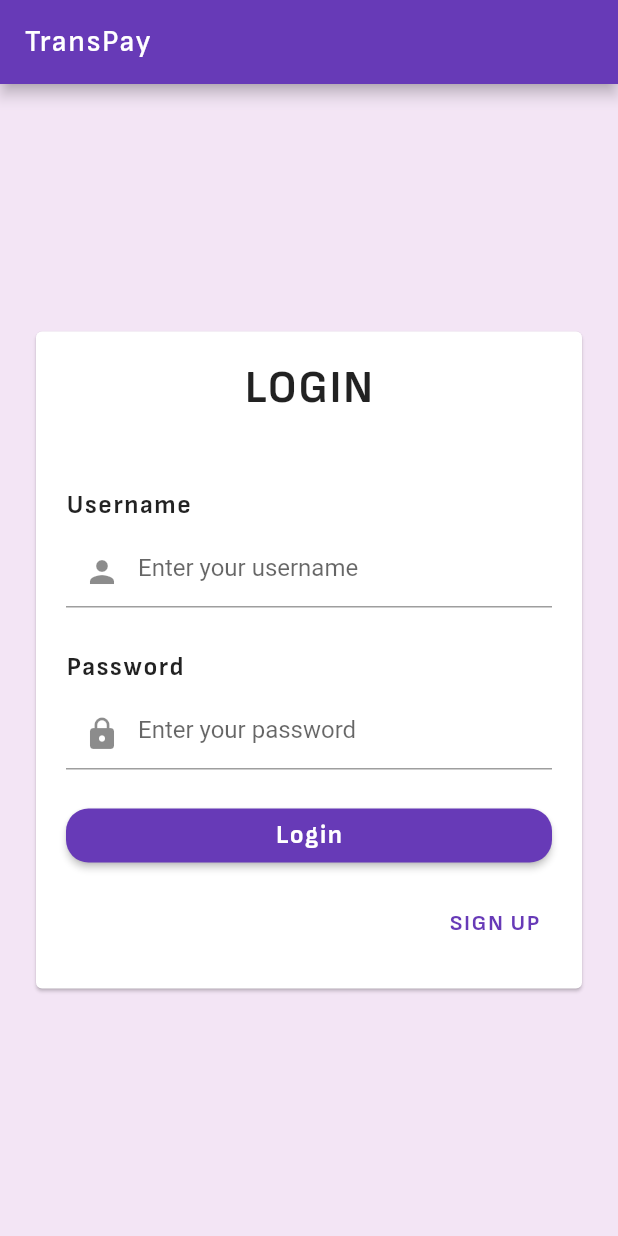
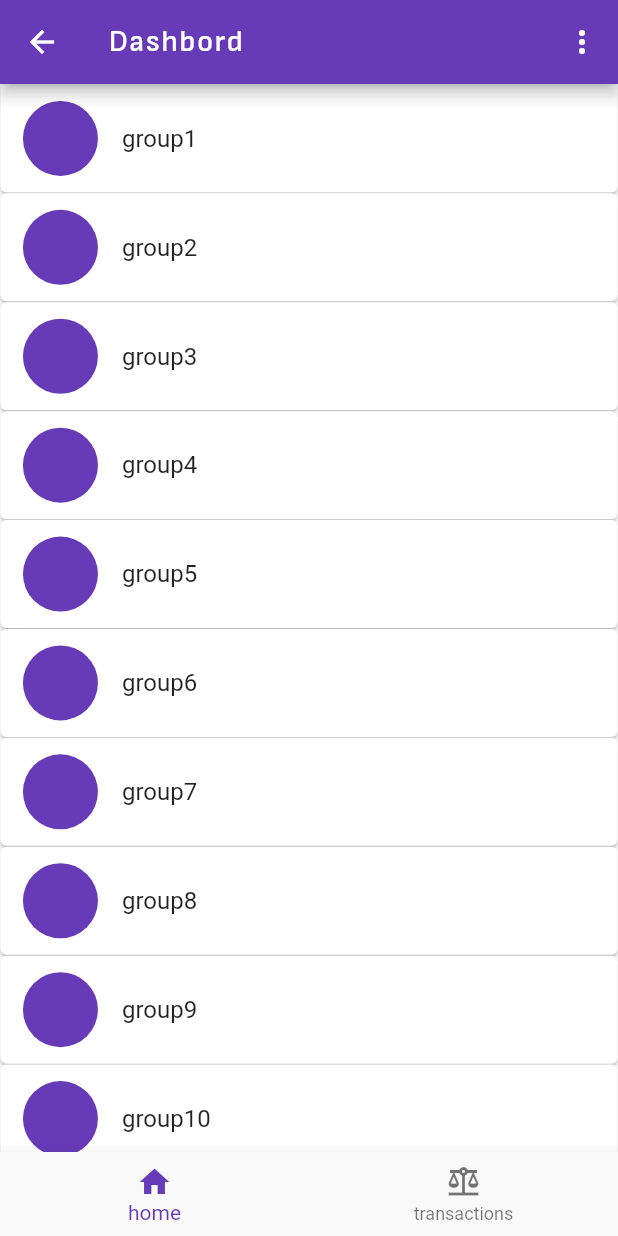
Before and after one commit to FavasCherukunnu/flutter_fund_collection_app, a Flutter app: the screen it shows after launch, on a phone screen of 412 x 824 dp. Run offline on Flutter 3.47's test engine with Material 2 defaults, Android fonts, the phone set to English and light mode, and no system bars; accounts and stored records are empty.

Commit message:
created chat page and setting page and home page

```diff
--- /dev/null
+++ b/lib/constants/appConstants.dart
@@ -0,0 +1,3 @@
+class AppConstants{
+  static const String homeTitle = 'Dashbord';
+}
--- a/lib/main.dart
+++ b/lib/main.dart
@@ -1,6 +1,11 @@
 import 'package:flutter/material.dart';
+import 'package:provider/provider.dart';
+import 'package:trans_pay/models/userDetails.dart';
 import 'package:trans_pay/screen/LoginScreen.dart';
 import 'package:trans_pay/screen/SignUpScreen.dart';
+import 'package:trans_pay/screen/chatScreen.dart';
+import 'package:trans_pay/screen/homeScreen.dart';
+import 'package:trans_pay/screen/settingsScreen.dart';
 import 'package:trans_pay/source/common.dart';
 
 void main() {
@@ -12,15 +17,22 @@ class MyApp extends StatelessWidget {
 
   @override
   Widget build(BuildContext context) {
-    return MaterialApp(
+    return Provider<UserClass>(
+      create: (context)=>UserClass(userName: 'favas', password: 'saleel'),
+      child: MaterialApp(
         theme: ThemeData(
           primarySwatch: Colors.deepPurple,
         ),
+        initialRoute: '/homeScreen',
         routes: {
           '/':(context) => LoginPage(),
           '/signUp':(context)=>SignUpPage(),
+          '/homeScreen':(context)=>HomeScreen(),
+          '/settingsScreen':(context)=>SettingsScreen(),
+          '/chatScreen':(context)=>ChatScreen(),
         },
         debugShowCheckedModeBanner: false
+      ),
     );
   }
 }
--- /dev/null
+++ b/lib/models/popUpChoices.dart
@@ -0,0 +1,8 @@
+import 'package:flutter/material.dart';
+
+class PopupChoices {
+  String title;
+  IconData icon;
+
+  PopupChoices({required this.title, required this.icon});
+}
--- /dev/null
+++ b/lib/models/userDetails.dart
@@ -0,0 +1,26 @@
+class UserClass {
+
+  String userName;
+  String password;
+  List<Chat> chat=[];
+
+  UserClass({required this.userName,required this.password});
+
+  void addToChat(Chat value){
+    chat.add(value);
+  }
+
+}
+
+
+
+class Chat{
+  String name;
+  List<Messages> message =[];
+  Chat({required this.name});
+}
+
+class Messages {
+  String messages='';
+  DateTime time = DateTime.now();
+}
--- /dev/null
+++ b/lib/screen/homeScreen.dart
@@ -0,0 +1,178 @@
+import 'package:flutter/material.dart';
+import 'package:flutter/src/widgets/container.dart';
+import 'package:flutter/src/widgets/framework.dart';
+import 'package:provider/provider.dart';
+import 'package:trans_pay/constants/appConstants.dart';
+import 'package:trans_pay/models/popUpChoices.dart';
+import 'package:trans_pay/models/userDetails.dart';
+import 'package:trans_pay/source/common.dart';
+
+class HomeScreen extends StatefulWidget {
+  HomeScreen({super.key});
+
+  @override
+  State<HomeScreen> createState() => _HomeScreenState();
+}
+
+class _HomeScreenState extends State<HomeScreen> {
+  List<PopupChoices> choices = [
+    PopupChoices(title: 'Settings', icon: Icons.settings),
+    PopupChoices(title: 'Logout', icon: Icons.logout),
+  ];
+
+  late UserClass userdata;
+  //bottom navigation index
+  int _bottomNavValue=0;
+
+
+
+
+  @override
+  Widget build(BuildContext context) {
+
+
+    userdata = Provider.of<UserClass>(context);
+    fetchUserData();
+
+    print(userdata.chat.length.toString());
+
+
+    return Scaffold(
+
+      appBar: AppBar(
+        title: transText(text: AppConstants.homeTitle),
+        actions: [
+          buildPopUpMenu()
+        ],
+      ),
+      body: SafeArea(
+        child: _buildScreen(),
+      ),
+      bottomNavigationBar: BottomNavigationBar(
+        onTap:(value){
+          _bottomNavValue = value;
+          setState(() {
+
+          });
+        },
+        currentIndex: _bottomNavValue,
+        items:const  [
+          BottomNavigationBarItem(
+            label: 'home',
+            icon: Icon(Icons.home),
+          ),
+          BottomNavigationBarItem(
+            label: 'transactions',
+            icon: Icon(Icons.balance)
+          )
+        ],
+
+      ),
+    );
+  }
+
+  PopupMenuButton<PopupChoices> buildPopUpMenu() {
+    return PopupMenuButton<PopupChoices>(
+      onSelected: (
+        (value) {
+          if(value.title == 'Settings'){
+            Navigator.pushNamed(context,'/settingsScreen' );
+          }
+          if(value.title == 'Logout'){
+            Navigator.pushReplacementNamed(context, '/');
+          }
+        }
+      ),
+      itemBuilder: (BuildContext context) {
+
+          return choices.map(
+            (choiceItem){
+              return PopupMenuItem<PopupChoices>(
+                value: choiceItem,
+                child: Row(
+                  children: [
+                    Icon(choiceItem.icon,color: primaryColor),
+                    const SizedBox(width: 10,),
+                    Text(choiceItem.title),
+
+                  ],
+                ),
+              );
+            }
+          ).toList();
+
+
+        },
+      );
+  }
+
+  Widget _buildScreen(){
+
+    switch (_bottomNavValue) {
+      case 0:
+
+        return ListView.builder(
+          itemBuilder: (context, index) {
+            return Column(
+              children: [
+                Card(margin: EdgeInsets.all(0.3),
+                  child: ListTile(
+                    contentPadding: EdgeInsets.fromLTRB(15, 8, 5 , 8),
+                    leading: const CircleAvatar(
+                      radius: 25,
+                      backgroundColor: primaryColor,
+
+                    ),
+                    title: Text(userdata.chat[index].name),
+                    onTap: () {
+                      Navigator.pushNamed(context, '/chatScreen',arguments: {
+                        'chatData':userdata.chat[index],
+                      });
+                    },
+                  ),
+                ),
+              ],
+            );
+          },
+          itemCount: userdata.chat.length,
+        );
+        break;
+      case 1:
+          return  Center(
+            child: transText(text: 'This is transaction page',size: 17)
+          );
+          break;
+      default:
+        return Container();
+    }
+
+  }
+
+  void fetchUserData(){
+
+    List<Chat> value = [
+      Chat(name: 'group1'),
+      Chat(name: 'group2'),
+      Chat(name: 'group3'),
+      Chat(name: 'group4'),
+      Chat(name: 'group5'),
+      Chat(name: 'group6'),
+      Chat(name: 'group7'),
+      Chat(name: 'group8'),
+      Chat(name: 'group9'),
+      Chat(name: 'group10'),
+      Chat(name: 'group11'),
+      Chat(name: 'group12'),
+      Chat(name: 'group13'),
+
+    ];
+
+    if(userdata.chat.isEmpty){
+      value.forEach((element) {userdata.addToChat(element);});
+    }else{
+      print('data already fetched');
+    }
+
+  }
+
+}
--- a/lib/source/common.dart
+++ b/lib/source/common.dart
@@ -2,3 +2,18 @@ import 'package:flutter/material.dart';
 
 const primaryBgColor = Color(0xfff3e5f5);
 const primaryColor = Color(0xff673ab7);
+
+Widget transText({required String text, double size=0}){
+
+
+  return Text(
+    text,
+    style: TextStyle(
+      //color: Colors.white,
+      fontFamily: 'SofiSans',
+      letterSpacing: 1,
+      fontSize: size!=0?size:null,
+    ),
+  );
+
+}
--- a/pubspec.yaml
+++ b/pubspec.yaml
@@ -36,6 +36,7 @@ dependencies:
   # The following adds the Cupertino Icons font to your application.
   # Use with the CupertinoIcons class for iOS style icons.
   cupertino_icons: ^1.0.2
+  provider: ^6.0.5
 
 dev_dependencies:
   flutter_test:
```
Also changed, not shown: lib/screen/LoginScreen.dart (+12 -16 lines), lib/screen/chatScreen.dart (added, +104 -0 lines), lib/screen/settingsScreen.dart (added, +17 -0 lines), pubspec.lock. Lines whose indentation alone changed are shown as unchanged.
